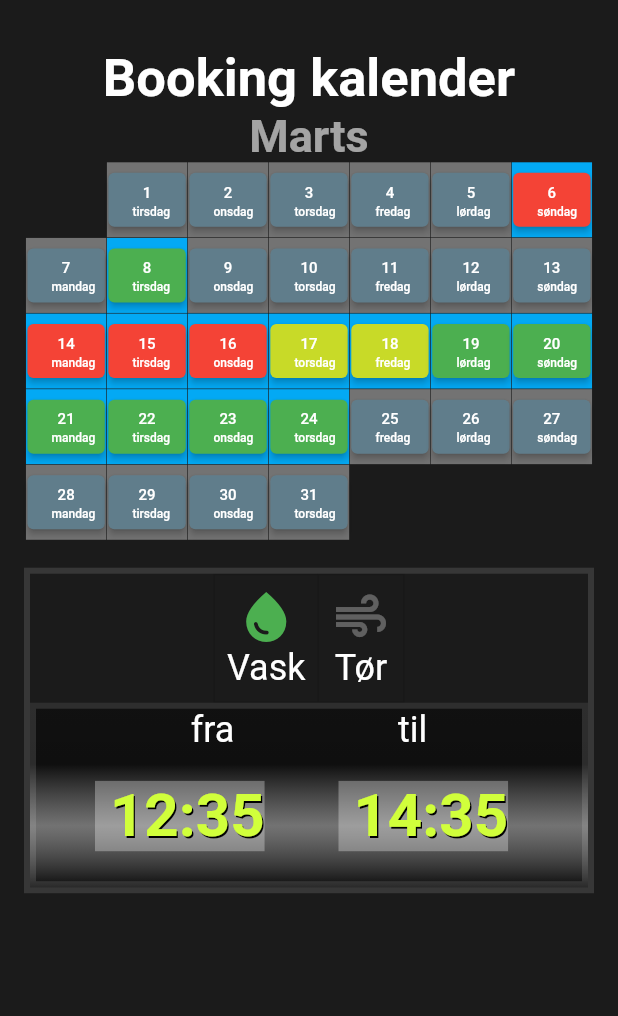
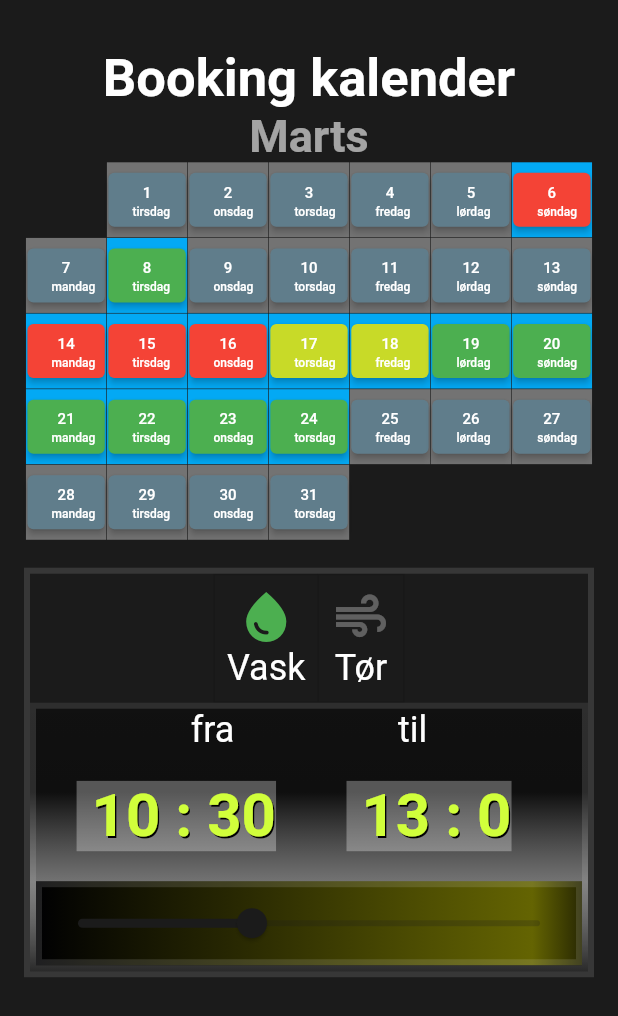
Before and after one commit to MartinBruun/P6, a Flutter app: the CalendarScreen screen opened directly, after a tap on an icon or button, on a phone screen of 412 x 824 dp. Shown: the top 1016 px of the screen. Run offline on Flutter 3.47's test engine with Material 2 defaults, Android fonts, the phone set to English and light mode, and no system bars; our stand-ins replace cached_network_image, connectivity_plus, dartz, dio, equatable, flutter_screenutil and 2 more; missing offline and left inert: connectivity_plus_web, location_web; network calls fail; project files that could hold a hidden picture were left out.

Commit message:
a timeselector, with selections for vask tør, fromtime,totime, a really bad slider for selecting the time, a bad gradient for displaying the greenscore at different times.

```diff
--- a/washee_app/lib/core/widgets/TimeSelectorCard.dart
+++ b/washee_app/lib/core/widgets/TimeSelectorCard.dart
@@ -1,15 +1,44 @@
+import 'package:dartz/dartz_unsafe.dart';
 import 'package:flutter/material.dart';
 import 'package:flutter_screenutil/flutter_screenutil.dart';
 
 class TimeSelectorCard extends StatefulWidget {
-  const TimeSelectorCard({Key? key}) : super(key: key);
+  const TimeSelectorCard({
+    Key? key,
+  }) : super(key: key);
 
   @override
   State<TimeSelectorCard> createState() => _TimeSelectorCardViewState();
 }
 
 class _TimeSelectorCardViewState extends State<TimeSelectorCard> {
+  List<int> greenScore = [
+    0,
+    1,
+    2,
+    3,
+    4,
+    5,
+    6,
+    7,
+    8,
+    9,
+    10,
+    4
+  ]; //TODO: denne skal med som parameter i initializeren
   List<bool> _selections = [true, false];
+  DateTime fromTime = DateTime.now();
+  int bookingIntervalInMinutes = 150;
+  late DateTime toTime =
+      fromTime.add(Duration(minutes: bookingIntervalInMinutes));
+
+  double _currentSliderValue = DateTime.now().hour.toDouble();
+  //Todo: make a better gradient calculation
+  late List<Color> greenScoreDayArray = List.generate(
+      12,
+      (index) => Color.fromARGB(
+          255, greenScore[index] * 10, greenScore[index] * 10, 2));
+
   @override
   Widget build(BuildContext context) {
     return Container(
@@ -27,7 +56,8 @@ class _TimeSelectorCardViewState extends State<TimeSelectorCard> {
                       children: [
                         Icon(
                           Icons.water_drop,
-                          semanticLabel: "Vask",size: 40,
+                          semanticLabel: "Vask",
+                          size: 40,
                         ),
                         Text(
                           'Vask',
@@ -40,9 +70,11 @@ class _TimeSelectorCardViewState extends State<TimeSelectorCard> {
                       padding: const EdgeInsets.all(8.0),
                       child: Column(
                         children: [
-                          Icon(Icons.air,
+                          Icon(
+                            Icons.air,
                             semanticLabel: "Tør",
-                          size: 40,),
+                            size: 40,
+                          ),
                           Text(
                             'Tør',
                             style: timeLabelStyle,
@@ -61,7 +93,6 @@ class _TimeSelectorCardViewState extends State<TimeSelectorCard> {
                         _selections[1] = !_selections[1];
                       });
                     })),
-
             Column(
               children: [
                 Container(
@@ -94,13 +125,50 @@ class _TimeSelectorCardViewState extends State<TimeSelectorCard> {
                         Spacer(),
                         Padding(
                             padding: const EdgeInsets.fromLTRB(0, 20, 0, 20),
-                            child: Text(" 12:35 ", style: timeNumberStyle)),
+                            child: Text(
+                                " ${fromTime.hour} : ${fromTime.minute}  ",
+                                style: timeNumberStyle)),
                         Spacer(),
                         Padding(
                             padding: const EdgeInsets.fromLTRB(0, 20, 0, 20),
-                            child: Text(" 14:35 ", style: timeNumberStyle)),
+                            child: Text(" ${toTime.hour} : ${toTime.minute}  ",
+                                style: timeNumberStyle)),
                         Spacer()
                       ]),
+                      Container(
+                        decoration: BoxDecoration(
+                            gradient: LinearGradient(
+                                begin: Alignment.centerLeft,
+                                end: Alignment.centerRight,
+                                colors: [...greenScoreDayArray]),
+                            border:
+                                Border.all(width: 4, color: Colors.white12)),
+                        child: Slider(
+                            min: 1,
+                            max: 25,
+                            divisions: 360, //minute on 24 hours
+                            label: _currentSliderValue.ceil().toString(),
+                            value: _currentSliderValue,
+                            onChanged: (double value) {
+                              int hour = _currentSliderValue.ceil();
+                              int minute =
+                                  (60 / _currentSliderValue - hour).ceil();
+                              var from = DateTime(fromTime.year, fromTime.month,
+                                  fromTime.day, hour, minute);
+                              var to = DateTime(
+                                  fromTime.year,
+                                  fromTime.month,
+                                  fromTime.day,
+                                  hour,
+                                  minute + bookingIntervalInMinutes);
+
+                              setState(() {
+                                _currentSliderValue = value;
+                                fromTime = from;
+                                toTime = to;
+                              });
+                            }),
+                      )
                     ],
                   ),
                 ),
@@ -124,5 +192,4 @@ TextStyle timeNumberStyle = TextStyle(
     backgroundColor: Colors.white30,
     fontWeight: FontWeight.bold,
     fontSize: 40,
-  shadows: [Shadow(offset: Offset( 1.0,1.0),color: Colors.black)]
-);
+    shadows: [Shadow(offset: Offset(1.0, 1.0), color: Colors.black)]);
```
Lines whose indentation alone changed are shown as unchanged.
